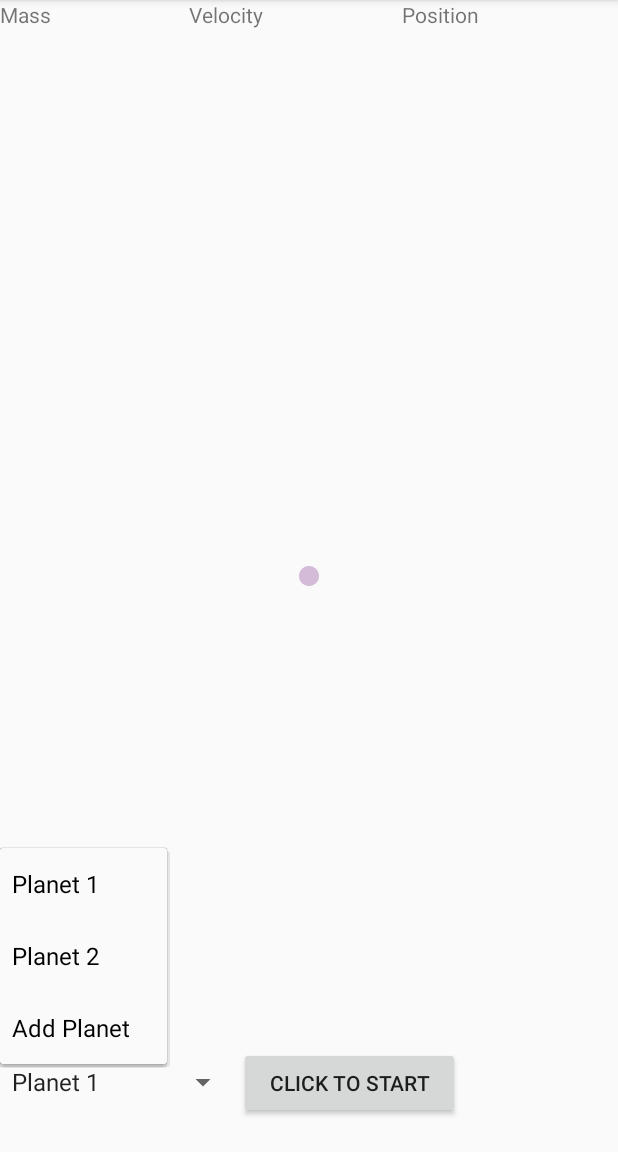
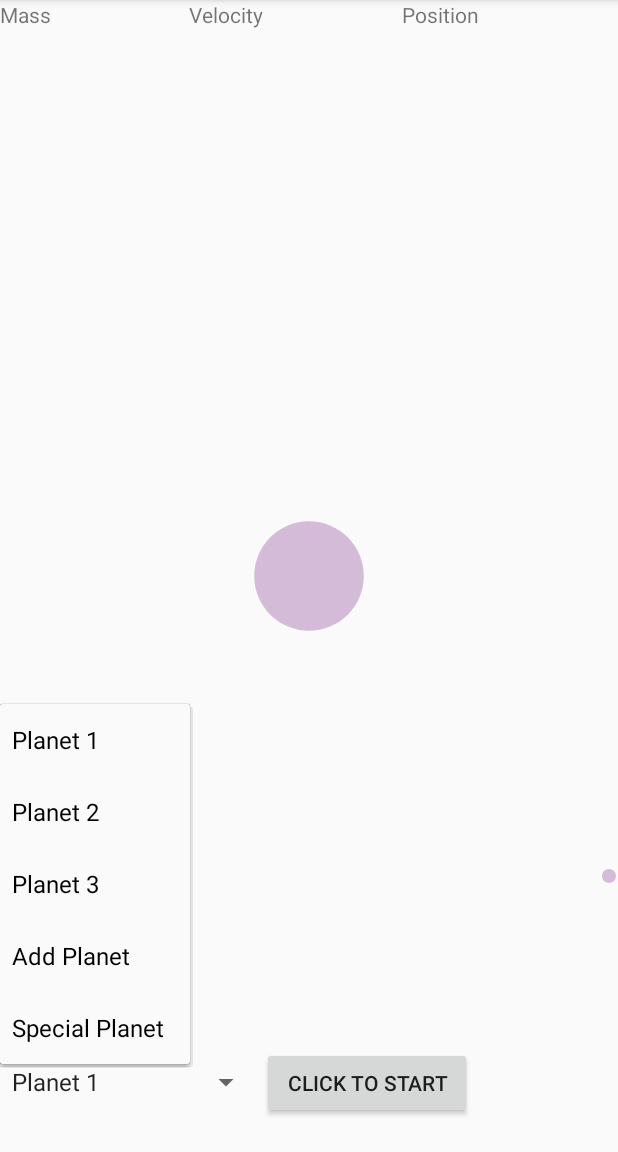
Before and after one commit to Yucheng-Jiang/N-body-Simulation, an Android app: the screen it shows after launch (MainActivity), after a tap on an icon or button, on a phone screen of 412 x 824 dp, the part 84-1236 px from its top. Run offline under Robolectric (Android 15) with nearby library versions, the phone set to English and light mode, and no system bars.

Commit message:
12/5 11:01
Fix some bugs

```diff
--- a/app/src/main/java/com/example/platypus/MainActivity.java
+++ b/app/src/main/java/com/example/platypus/MainActivity.java
@@ -63,11 +63,11 @@ public class MainActivity extends AppCompatActivity {
         edit = findViewById(R.id.Edit);
 
         Planet.planetList.clear();
-        //new Planet(3000, new Vector(0,0), new Vector(0, 0));
-        //new Planet(50, new Vector(300,300), new Vector(-3.5, 3));
-        //new Planet(50, new Vector(800, 800), new Vector(-2.5, 1.5));
+        new Planet(3000, new Vector(0,0), new Vector(0, 0));
+        new Planet(50, new Vector(300,300), new Vector(-3.5, 3));
+        new Planet(50, new Vector(800, 800), new Vector(-2.5, 1.5));
 
-        new SpecialPlanet(100, new Vector(0,0), new Vector(0, 0));
+
         CustomView customView = findViewById(R.id.customView);
         Button testButton = findViewById(R.id.testButton);
         testButton.setOnClickListener(new View.OnClickListener() {
@@ -89,9 +89,12 @@ public class MainActivity extends AppCompatActivity {
             public void run() {
                 updateData(currentPlanet);
                 if (currentPlanet == null) {
+                    /*
                     delete.setVisibility(View.GONE);
                     edit.setVisibility(View.GONE);
                     return;
+
+                     */
                 } else {
                     if (Planet.planetList.size() > 1) {
                         delete.setVisibility(View.VISIBLE);
@@ -99,10 +102,13 @@ public class MainActivity extends AppCompatActivity {
                             Planet.planetList.remove(currentPlanet);
                             handler.post(runnable);
 
+                            /*
                             if (Planet.planetList.size() == 0) {
                                 delete.setVisibility(View.GONE);
                                 currentPlanet = null;
                             }
+
+                             */
                             updateData(currentPlanet);
 
                             if (Planet.planetList.size() == 0) {
@@ -174,6 +180,10 @@ public class MainActivity extends AppCompatActivity {
                 if (parent.getItemAtPosition(position).equals("Add Planet")) {
                     editInfo(true);
                     handler.post(runnable);
+                } else if (parent.getItemAtPosition(position).equals("Special Planet"))  {
+                    Planet.planetList.clear();
+                    new SpecialPlanet(100, new Vector(0,0), new Vector(0, 0));
+                    handler.post(runnable);
                 } else {
                     currentPlanet = Planet.planetList.get(position);
                     float x = customView.getWidth() / 2 - (float) currentPlanet.getPosition().getX();
@@ -197,6 +207,7 @@ public class MainActivity extends AppCompatActivity {
         }
 
         list.add("Add Planet");
+        list.add("Special Planet");
         ArrayAdapter<String> dataAdapter = new ArrayAdapter<String>(this, android.R.layout.simple_spinner_item, list);
         dataAdapter.setDropDownViewResource(android.R.layout.simple_spinner_dropdown_item);
         spinner.setAdapter(dataAdapter);
--- a/app/src/main/java/com/example/platypus/SpecialPlanet.java
+++ b/app/src/main/java/com/example/platypus/SpecialPlanet.java
@@ -8,7 +8,6 @@ public class SpecialPlanet extends Planet {
     private double t = 0.13;
     SpecialPlanet(final double setMass, final Vector setPosition, final Vector setSpeed) {
         super(setMass, setPosition, setSpeed);
-        planetList.add(this);
         Random rand = new Random();
         this.color = Color.rgb(rand.nextFloat() + 0.1f, rand.nextFloat() + 0.1f, rand.nextFloat() + 0.1f);
         path.moveTo((float) position.getX(), (float) position.getY());
--- a/app/src/main/res/layout/activity_main.xml
+++ b/app/src/main/res/layout/activity_main.xml
@@ -48,6 +48,7 @@
             android:layout_height="wrap_content"
             android:layout_weight="1"
             android:text="Delete"
+            android:textSize="12sp"
             android:visibility="gone" />
 
         <Button
```
